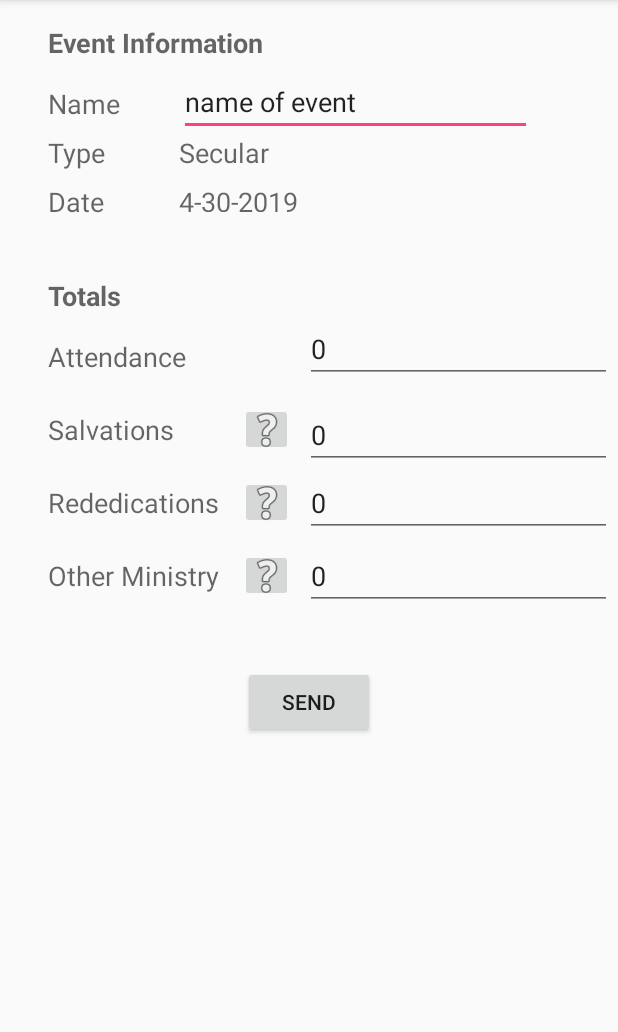
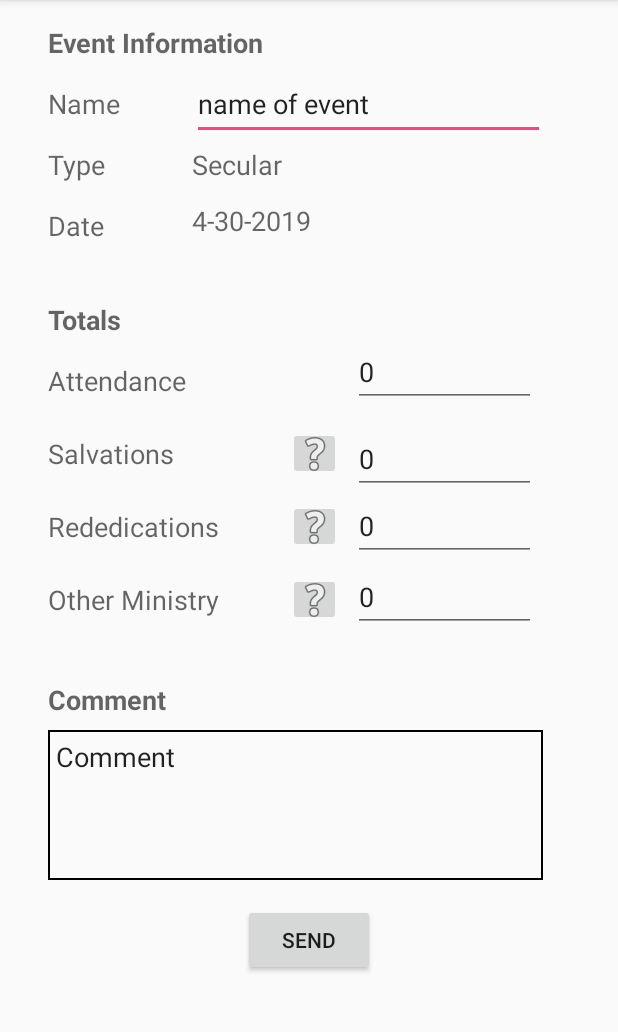
Before and after one commit to pauldshep/CMAActivityReport, an Android app: the screen it shows after launch (ActivityMain), on a phone screen of 412 x 824 dp, the part 84-1116 px from its top. Run offline under Robolectric (Android 15) with nearby library versions, the phone set to English and light mode, and no system bars.

Commit message:
Modified widget spacing for Fire Tablet and added comment section.

```diff
--- /dev/null
+++ b/app/src/main/res/drawable/border.xml
@@ -0,0 +1,7 @@
+<?xml version="1.0" encoding="utf-8"?>
+    <shape xmlns:android="http://schemas.android.com/apk/res/android"
+           android:shape="rectangle">
+        <stroke
+            android:width="1dp"
+            android:color="@android:color/black"/>
+    </shape>
--- a/app/src/main/res/layout/activity_main.xml
+++ b/app/src/main/res/layout/activity_main.xml
@@ -58,10 +58,10 @@
 
             <!-- Event Name -->
             <TextView
-                    android:layout_width="55dp"
+                    android:id="@+id/eventName"
+                    android:layout_width="64dp"
                     android:layout_height="wrap_content"
                     android:text="@string/event_name"
-                    android:id="@+id/eventName"
                     android:textAppearance="?android:attr/textAppearanceMedium"
                     android:layout_alignParentStart="true"
                     android:layout_below="@+id/eventInfo"
@@ -74,9 +74,9 @@
                     app:layout_constraintTop_toBottomOf="@+id/eventInfo"/>
 
             <EditText
+                    android:id="@+id/editTextEventName"
                     android:layout_width="235dp"
-                android:layout_height="43dp"
-                android:id="@+id/editTextEventName"
+                    android:layout_height="48dp"
                     android:text="@string/edittext_event_name"
                     android:layout_below="@+id/eventInfo"
                     android:layout_alignParentEnd="true"
@@ -88,10 +88,10 @@
 
             <!-- Event Type -->
             <TextView
-                android:layout_width="55dp"
+                    android:id="@+id/textViewTypeTitle"
+                    android:layout_width="64dp"
                     android:layout_height="wrap_content"
                     android:text="@string/event_type"
-                android:id="@+id/textViewTypeTitle"
                     android:textAppearance="?android:attr/textAppearanceMedium"
                     android:layout_alignParentStart="true"
                     android:gravity="center_vertical"
@@ -100,13 +100,13 @@
                     android:layout_above="@+id/textViewEventDate"
                     app:layout_constraintStart_toStartOf="parent"
                     android:layout_marginStart="24dp"
-                android:layout_marginTop="8dp"
+                    android:layout_marginTop="16dp"
                     app:layout_constraintTop_toBottomOf="@+id/eventName"/>
 
             <TextView
+                    android:id="@+id/textViewEventType"
                     android:layout_width="wrap_content"
-                android:layout_height="wrap_content"
-                android:id="@+id/textViewEventType"
+                    android:layout_height="28dp"
                     android:text="@string/edittext_type"
                     android:textAppearance="?android:attr/textAppearanceMedium"
                     android:layout_alignStart="@+id/editTextEventName"
@@ -114,11 +114,14 @@
                     android:layout_below="@+id/eventName"
                     app:layout_constraintStart_toEndOf="@+id/textViewTypeTitle"
                     android:layout_marginStart="32dp"
-                app:layout_constraintTop_toTopOf="@+id/textViewTypeTitle"/>
+                    app:layout_constraintTop_toTopOf="@+id/textViewTypeTitle"
+                    android:layout_marginBottom="8dp"
+                    app:layout_constraintBottom_toBottomOf="@+id/textViewTypeTitle"
+                    app:layout_constraintVertical_bias="0.0"/>
 
             <!-- Event Date -->
             <TextView
-                android:layout_width="55dp"
+                    android:layout_width="64dp"
                     android:layout_height="wrap_content"
                     android:text="@string/event_date"
                     android:id="@+id/textViewDateTitle"
@@ -130,12 +133,12 @@
                     android:layout_below="@+id/textViewTypeTitle"
                     android:layout_marginStart="24dp"
                     app:layout_constraintStart_toStartOf="parent"
-                android:layout_marginTop="8dp"
+                    android:layout_marginTop="16dp"
                     app:layout_constraintTop_toBottomOf="@+id/textViewTypeTitle"/>
 
             <TextView
-                android:layout_width="wrap_content"
-                android:layout_height="19dp"
+                    android:layout_width="215dp"
+                    android:layout_height="28dp"
                     android:inputType="date"
                     android:textAppearance="?android:attr/textAppearanceMedium"
                     android:text="@string/edittext_date"
@@ -146,14 +149,16 @@
                     android:layout_below="@+id/textViewEventType"
                     app:layout_constraintStart_toEndOf="@+id/textViewDateTitle"
                     android:layout_marginStart="32dp"
-                app:layout_constraintTop_toTopOf="@+id/textViewDateTitle"/>
+                    app:layout_constraintTop_toTopOf="@+id/textViewDateTitle"
+                    app:layout_constraintBottom_toBottomOf="@+id/textViewDateTitle"
+                    app:layout_constraintVertical_bias="1.0"/>
 
             <!-- Totals Section -->
             <TextView
+                    android:id="@+id/textView_totals"
                     android:layout_width="wrap_content"
                     android:layout_height="wrap_content"
                     android:textAppearance="?android:attr/textAppearanceMedium"
-                android:id="@+id/textView_totals"
                     android:text="@string/event_totals"
                     android:layout_below="@+id/textViewDateTitle"
                     android:layout_alignParentStart="true"
@@ -167,7 +172,7 @@
 
             <!-- Number of  CMA members attending the event -->
             <TextView
-                android:layout_width="120dp"
+                    android:layout_width="152dp"
                     android:layout_height="wrap_content"
                     android:text="@string/event_attend"
                     android:id="@+id/eventAttend"
@@ -182,8 +187,8 @@
                     app:layout_constraintStart_toStartOf="parent"/>
 
             <EditText
-                    android:layout_width="wrap_content"
-                    android:layout_height="wrap_content"
+                    android:layout_width="122dp"
+                    android:layout_height="46dp"
                     android:inputType="date"
                     android:text="@string/edittext_attend"
                     android:ems="10"
@@ -198,7 +203,7 @@
 
             <!-- Number of Salvations -->
             <TextView
-                android:layout_width="120dp"
+                    android:layout_width="152dp"
                     android:layout_height="wrap_content"
                     android:textAppearance="?android:attr/textAppearanceMedium"
                     android:gravity="center_vertical"
@@ -215,8 +220,8 @@
 
 
             <EditText
-                    android:layout_width="wrap_content"
-                    android:layout_height="wrap_content"
+                    android:layout_width="122dp"
+                    android:layout_height="46dp"
                     android:inputType="number"
                     android:ems="10"
                     android:id="@+id/editTextSalvations"
@@ -231,7 +236,7 @@
 
             <!-- Number of rededications -->
             <TextView
-                android:layout_width="120dp"
+                    android:layout_width="152dp"
                     android:layout_height="wrap_content"
                     android:textAppearance="?android:attr/textAppearanceMedium"
                     android:gravity="center_vertical"
@@ -246,8 +251,8 @@
                     app:layout_constraintTop_toBottomOf="@+id/textView_salvations"/>
 
             <EditText
-                    android:layout_width="wrap_content"
-                    android:layout_height="wrap_content"
+                    android:layout_width="122dp"
+                    android:layout_height="46dp"
                     android:inputType="number"
                     android:ems="10"
                     android:id="@+id/editTextRededications"
@@ -263,7 +268,7 @@
 
             <!-- Other Ministry -->
             <TextView
-                android:layout_width="120dp"
+                    android:layout_width="152dp"
                     android:layout_height="wrap_content"
                     android:textAppearance="?android:attr/textAppearanceMedium"
                     android:gravity="center_vertical"
@@ -279,18 +284,56 @@
                     app:layout_constraintTop_toBottomOf="@+id/textView_rededications"/>
 
             <EditText
-                    android:layout_width="wrap_content"
-                    android:layout_height="wrap_content"
+                    android:id="@+id/editTextOther"
+                    android:text="@string/edittext_other"
+                    android:layout_width="122dp"
+                    android:layout_height="46dp"
                     android:inputType="number"
                     android:ems="10"
-                    android:id="@+id/editTextOther"
-                    android:text="@string/edittext_other"
                     android:layout_alignStart="@+id/editTextRededications"
                     android:layout_below="@+id/editTextRededications"
                     app:layout_constraintTop_toTopOf="@+id/textView_other"
                     app:layout_constraintBottom_toBottomOf="@+id/textView_other"
                     app:layout_constraintStart_toEndOf="@+id/imageButtonOtherHelp"
-                    android:layout_marginStart="8dp"/>
+                    android:layout_marginStart="8dp"
+                    app:layout_constraintVertical_bias="0.59"/>
+
+
+            <!-- Comment Section -->
+            <TextView
+                    android:id="@+id/textView_comment"
+                    android:text="@string/event_comment"
+                    android:layout_width="152dp"
+                    android:layout_height="wrap_content"
+                    android:textAppearance="?android:attr/textAppearanceMedium"
+
+                    android:layout_below="@+id/textViewDateTitle"
+                    android:layout_alignParentStart="true"
+                    android:textStyle="bold"
+                    android:paddingTop="10dp"
+                    android:layout_marginStart="24dp"
+                    app:layout_constraintStart_toStartOf="parent"
+                    android:layout_marginTop="32dp"
+                    app:layout_constraintTop_toBottomOf="@+id/textView_other"/>
+
+            <EditText
+                    android:id="@+id/editTextComment"
+                    android:text="@string/edittext_comment"
+                    android:inputType="textMultiLine"
+                    android:gravity="top|left"
+                    android:background="@drawable/border"
+                    android:padding="5dp"
+                    android:layout_width="330dp"
+                    android:layout_height="100dp"
+                    android:ems="10"
+                    android:layout_alignStart="@+id/editTextRededications"
+                    android:layout_below="@+id/editTextRededications"
+                    android:layout_marginTop="8dp"
+                    app:layout_constraintTop_toBottomOf="@+id/textView_comment"
+                    app:layout_constraintStart_toStartOf="@+id/textView_comment"
+                    android:layout_marginEnd="8dp"
+                    app:layout_constraintEnd_toEndOf="@+id/editTextOther"
+                    app:layout_constraintHorizontal_bias="0.0"/>
 
             !-- Control Buttons -->
             <Button
@@ -305,8 +348,9 @@
                     app:layout_constraintEnd_toEndOf="parent"
                     android:layout_marginStart="8dp"
                     app:layout_constraintStart_toStartOf="parent"
-                android:layout_marginTop="48dp"
-                app:layout_constraintTop_toBottomOf="@+id/textView_other"/>
+                    android:layout_marginTop="16dp"
+                    app:layout_constraintTop_toBottomOf="@+id/editTextComment"/>
+
             <ImageButton
                     android:layout_width="35dp"
                     android:layout_height="35dp"
@@ -318,6 +362,5 @@
                     app:layout_constraintBottom_toBottomOf="@+id/textView_rededications"/>
 
         </android.support.constraint.ConstraintLayout>
-
     </ScrollView>
 </android.support.constraint.ConstraintLayout>
--- a/app/src/main/res/values/strings.xml
+++ b/app/src/main/res/values/strings.xml
@@ -19,6 +19,8 @@
     <string name="edittext_salvations">0</string>
     <string name="edittext_rededications">0</string>
     <string name="edittext_other">0</string>
+    <string name="event_comment">Comment</string>
+    <string name="edittext_comment">Comment</string>
 
     <string name="button_send">Send</string>
 
```
Lines whose indentation alone changed are shown as unchanged.
